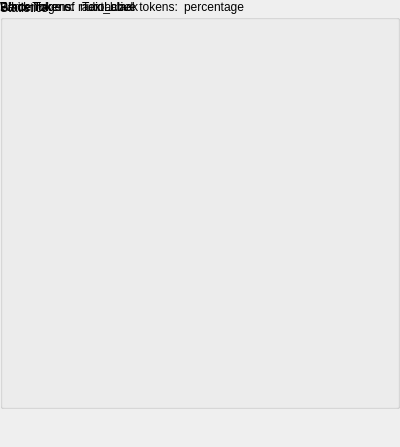
This is simulations/volterraform.ui in KDE/kalzium as Qt 5 draws it before an edit. The edited form follows.
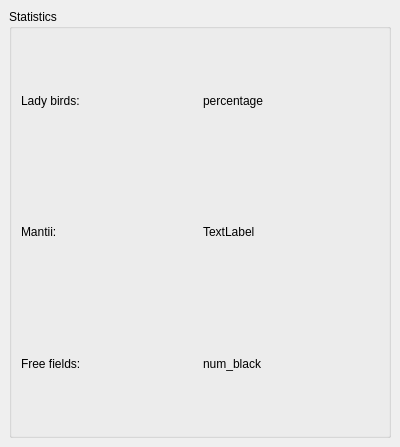
This is the edited form.

Commit message: * Pretty big commit, the volterra-sims have now a new mode (temperature). It is not yet configurable, but these are the first steps. To make this all debug'able I created a debug-method in Field:: which prints the corrent field in ASCII-art on STDOUT

Patch:
```diff
--- a/simulations/volterraform.ui
+++ b/simulations/volterraform.ui
@@ -23,43 +23,26 @@
   <property name="windowTitle" >
    <string>Form</string>
   </property>
+  <layout class="QGridLayout" >
+   <property name="margin" >
+    <number>9</number>
+   </property>
+   <property name="spacing" >
+    <number>6</number>
+   </property>
+   <item row="0" column="0" >
   <widget class="QGroupBox" name="groupBox" >
-   <property name="geometry" >
-    <rect>
-     <x>0</x>
-     <y>0</y>
-     <width>400</width>
-     <height>409</height>
-    </rect>
-   </property>
    <property name="title" >
     <string>Statistics</string>
    </property>
-   <widget class="QWidget" name="" >
-    <layout class="QHBoxLayout" >
+     <layout class="QGridLayout" >
      <property name="margin" >
-      <number>0</number>
+       <number>9</number>
      </property>
      <property name="spacing" >
       <number>6</number>
      </property>
-     <item>
-      <widget class="QLabel" name="label" >
-       <property name="text" >
-        <string>White Tokens:</string>
-       </property>
-      </widget>
-     </item>
-     <item>
-      <widget class="QLabel" name="num_white" >
-       <property name="text" >
-        <string>TextLabel</string>
-       </property>
-      </widget>
-     </item>
-    </layout>
-   </widget>
-   <widget class="QWidget" name="" >
+      <item row="2" column="0" >
     <layout class="QHBoxLayout" >
      <property name="margin" >
       <number>0</number>
@@ -70,20 +53,44 @@
      <item>
       <widget class="QLabel" name="label_2" >
        <property name="text" >
-        <string>Black Tokens:</string>
+           <string>Free fields:</string>
        </property>
       </widget>
      </item>
      <item>
-      <widget class="QLabel" name="num_black" >
+         <widget class="QLabel" name="freefields" >
        <property name="text" >
         <string>num_black</string>
        </property>
       </widget>
      </item>
     </layout>
-   </widget>
-   <widget class="QWidget" name="" >
+      </item>
+      <item row="1" column="0" >
+       <layout class="QHBoxLayout" >
+        <property name="margin" >
+         <number>0</number>
+        </property>
+        <property name="spacing" >
+         <number>6</number>
+        </property>
+        <item>
+         <widget class="QLabel" name="label" >
+          <property name="text" >
+           <string>Mantii:</string>
+          </property>
+         </widget>
+        </item>
+        <item>
+         <widget class="QLabel" name="mantis" >
+          <property name="text" >
+           <string>TextLabel</string>
+          </property>
+         </widget>
+        </item>
+       </layout>
+      </item>
+      <item row="0" column="0" >
     <layout class="QHBoxLayout" >
      <property name="margin" >
       <number>0</number>
@@ -94,20 +101,23 @@
      <item>
       <widget class="QLabel" name="label_4" >
        <property name="text" >
-        <string>Percentage of radioactive tokens:</string>
+           <string>Lady birds:</string>
        </property>
       </widget>
      </item>
      <item>
-      <widget class="QLabel" name="percentage" >
+         <widget class="QLabel" name="ladybird" >
        <property name="text" >
         <string>percentage</string>
        </property>
       </widget>
      </item>
     </layout>
-   </widget>
-  </widget>
+      </item>
+     </layout>
+    </widget>
+   </item>
+  </layout>
  </widget>
  <pixmapfunction></pixmapfunction>
  <resources/>
```
Lines whose indentation alone changed are shown as unchanged. The commit also changes 5 other files.
